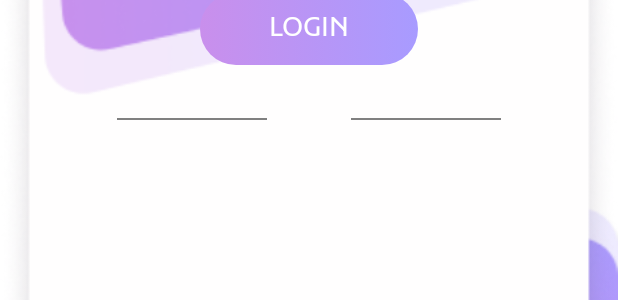
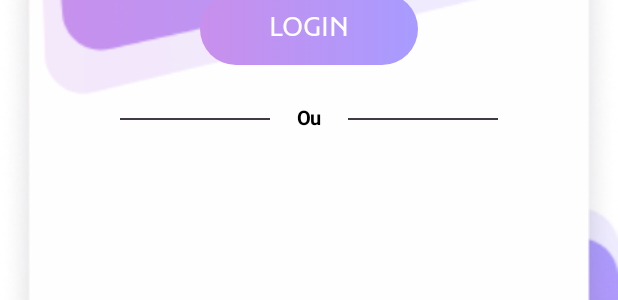
Before and after one commit to muryllovieira/Front-End-Mobile-Costurie, an Android app built with Jetpack Compose: the @Preview function LoginScreen, on a phone screen of 412 x 824 dp. Shown: the part 582-882 px from the top of the screen. Run offline under Robolectric (Android 15) with nearby library versions, the phone set to English and light mode, and no system bars.

Commit message:
mumuzi 12/09

```diff
--- a/app/src/main/java/br/senai/sp/jandira/costurie_app/components/GradientButton.kt
+++ b/app/src/main/java/br/senai/sp/jandira/costurie_app/components/GradientButton.kt
@@ -15,6 +15,8 @@ import androidx.compose.ui.graphics.Color
 import androidx.compose.ui.tooling.preview.Preview
 import androidx.compose.ui.unit.dp
 import androidx.compose.ui.unit.sp
+import br.senai.sp.jandira.costurie_app.ui.theme.Destaque1
+import br.senai.sp.jandira.costurie_app.ui.theme.Destaque2
 import br.senai.sp.jandira.costurie_app.ui.theme.ShapeButton
 
 @Composable
@@ -51,3 +53,9 @@ fun GradientButton (
         Text(text = text, fontSize = 18.sp, style = MaterialTheme.typography.bodySmall)
     }
 }
+
+@Preview(showBackground = true)
+@Composable
+fun GradientButtonPreview() {
+    GradientButton( onClick = {}, text = "", color1 = Destaque1, color2 = Destaque2)
+}
--- a/app/src/main/java/br/senai/sp/jandira/costurie_app/components/Line.kt
+++ b/app/src/main/java/br/senai/sp/jandira/costurie_app/components/Line.kt
@@ -40,14 +40,15 @@ fun Line() {
                 modifier = Modifier
                     .height(1.dp)
                     .width(100.dp)
-                    .background(Color(128, 128, 128)),
+                    .background(Color(65, 57,70)),
             ){}
 
             Text(
                 text = "Ou",
                 fontSize = 13.sp,
                 fontWeight = FontWeight(700),
-                color = Color(413946),
+                color = Color.Black,
+                fontFamily = androidx.compose.ui.text.font.FontFamily.SansSerif
 
                 )
 
@@ -55,7 +56,7 @@ fun Line() {
                 modifier = Modifier
                     .height(1.dp)
                     .width(100.dp)
-                    .background(Color(128, 128, 128)),
+                    .background(Color(65, 57,70)),
             ){}
         }
     }
```
Also changed, not shown: app/build.gradle.kts (+8 -0 lines), app/src/main/java/br/senai/sp/jandira/costurie_app/components/GoogleButton.kt (added, +70 -0 lines), app/src/main/res/drawable/ic_google.png (added).
